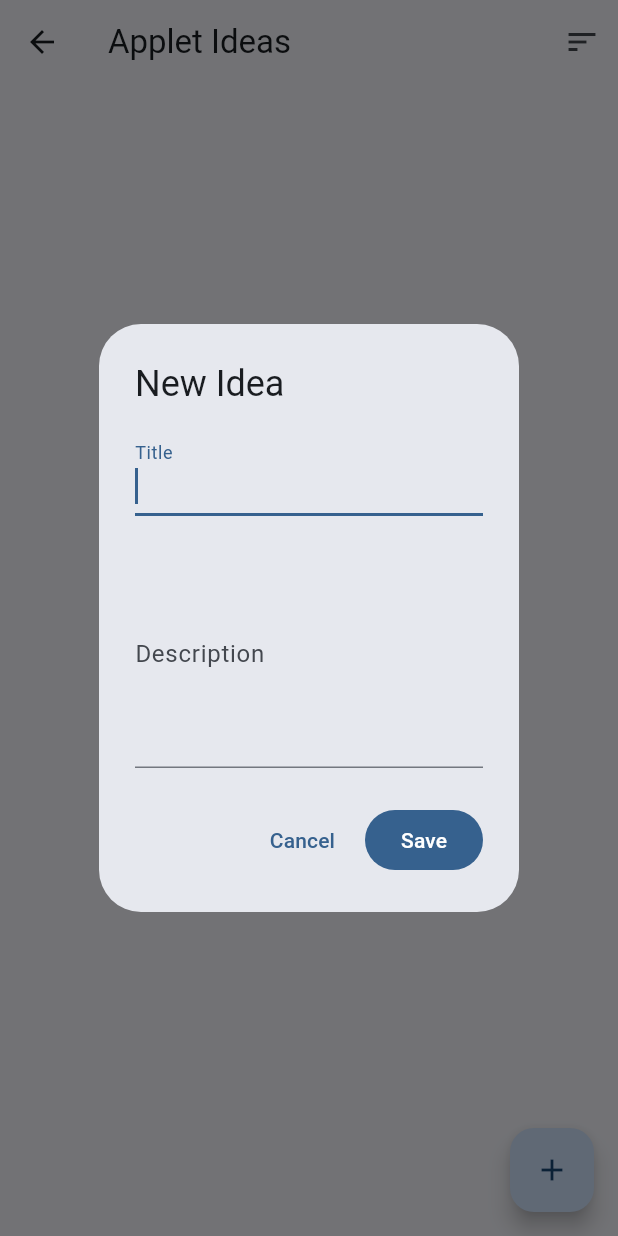
After one commit to wmaethner/wills-generic-app, a Flutter app: the AppletIdeasScreen screen opened directly, after a tap on the "add" icon, on a phone screen of 412 x 824 dp. The commit adds this screen. Run offline on Flutter 3.47's test engine with Material 3 defaults, Android fonts, the phone set to English and light mode, and no system bars; our stand-ins replace sqflite; accounts and stored records are empty.

Commit message:
add idea applet, use generics

```diff
--- /dev/null
+++ b/lib/app/applet_database.dart
@@ -0,0 +1,83 @@
+import 'package:sqflite/sqflite.dart';
+import 'package:path/path.dart';
+
+typedef OnCreateCallback = Future<void> Function(Database db, int version);
+
+abstract class AppletDatabase {
+  AppletDatabase();
+
+  String get dbName;
+  OnCreateCallback get onCreate;
+
+  Database? _database;
+
+  Future<Database> get database async {
+    if (_database != null) return _database!;
+    _database = await _initDB(dbName);
+    return _database!;
+  }
+
+  Future<Database> _initDB(String filePath) async {
+    final dbPath = await getDatabasesPath();
+    final path = join(dbPath, filePath);
+
+    return openDatabase(path, version: 1, onCreate: onCreate);
+  }
+
+  Future<void> init() async {
+    await database;
+  }
+
+  Future<int> insert(String table, Map<String, dynamic> data) async {
+    final db = await database;
+    return db.insert(table, data);
+  }
+
+  Future<List<Map<String, dynamic>>> query(
+    String table, {
+    String? where,
+    List<dynamic>? whereArgs,
+    String? orderBy,
+    int? limit,
+    int? offset,
+  }) async {
+    final db = await database;
+    return db.query(
+      table,
+      where: where,
+      whereArgs: whereArgs,
+      orderBy: orderBy,
+      limit: limit,
+      offset: offset,
+    );
+  }
+
+  Future<int> update(
+    String table,
+    Map<String, dynamic> data, {
+    required String where,
+    List<dynamic>? whereArgs,
+  }) async {
+    final db = await database;
+    return db.update(table, data, where: where, whereArgs: whereArgs);
+  }
+
+  Future<int> delete(
+    String table, {
+    required String where,
+    List<dynamic>? whereArgs,
+  }) async {
+    final db = await database;
+    return db.delete(table, where: where, whereArgs: whereArgs);
+  }
+
+  Future<void> execute(String sql) async {
+    final db = await database;
+    await db.execute(sql);
+  }
+
+  Future<void> close() async {
+    final db = await database;
+    db.close();
+  }
+}
--- a/lib/app/applet_registry.dart
+++ b/lib/app/applet_registry.dart
@@ -1,10 +1,12 @@
 import 'package:wills_generic_app/app/applet.dart';
+import 'package:wills_generic_app/applets/applet_ideas/applet_ideas_applet.dart';
 import 'package:wills_generic_app/applets/competition_tracker/competition_tracker_applet.dart';
 
 class AppletRegistry {
   AppletRegistry._();
 
   static List<Applet> all = [
+    AppletIdeasApplet(),
     CompetitionTrackerApplet(),
   ];
 }
--- /dev/null
+++ b/lib/applets/applet_ideas/applet_ideas_applet.dart
@@ -0,0 +1,12 @@
+import 'package:flutter/material.dart';
+import 'package:wills_generic_app/app/applet.dart';
+import 'package:wills_generic_app/applets/applet_ideas/applet_ideas_screen.dart';
+
+class AppletIdeasApplet extends Applet {
+  AppletIdeasApplet()
+      : super(
+          name: 'Applet Ideas',
+          icon: Icons.lightbulb,
+          builder: (_) => const AppletIdeasScreen(),
+        );
+}
--- /dev/null
+++ b/lib/applets/applet_ideas/applet_ideas_screen.dart
@@ -0,0 +1,174 @@
+import 'package:flutter/material.dart';
+import 'package:wills_generic_app/applets/applet_ideas/database.dart';
+
+class AppletIdeasScreen extends StatefulWidget {
+  const AppletIdeasScreen({super.key});
+
+  @override
+  State<AppletIdeasScreen> createState() => _AppletIdeasScreenState();
+}
+
+class _AppletIdeasScreenState extends State<AppletIdeasScreen> {
+  List<Map<String, dynamic>> _ideas = [];
+  bool _loading = true;
+  String _sortBy = 'created_at DESC';
+
+  @override
+  void initState() {
+    super.initState();
+    _loadIdeas();
+  }
+
+  Future<void> _loadIdeas() async {
+    setState(() => _loading = true);
+    final ideas = await AppletIdeasDB.instance.query('ideas', orderBy: _sortBy);
+    setState(() {
+      _ideas = ideas;
+      _loading = false;
+    });
+  }
+
+  Future<void> _showIdeaDialog({Map<String, dynamic>? existing}) async {
+    final titleController = TextEditingController(text: existing?['title'] ?? '');
+    final descController = TextEditingController(text: existing?['description'] ?? '');
+    final formKey = GlobalKey<FormState>();
+
+    await showDialog(
+      context: context,
+      builder: (context) => AlertDialog(
+        title: Text(existing == null ? 'New Idea' : 'Edit Idea'),
+        content: Form(
+          key: formKey,
+          child: Column(
+            mainAxisSize: MainAxisSize.min,
+            children: [
+              TextFormField(
+                controller: titleController,
+                decoration: const InputDecoration(labelText: 'Title'),
+                validator: (v) => v == null || v.trim().isEmpty ? 'Required' : null,
+                autofocus: true,
+              ),
+              const SizedBox(height: 16),
+              TextFormField(
+                controller: descController,
+                decoration: const InputDecoration(labelText: 'Description'),
+                maxLines: 5,
+              ),
+            ],
+          ),
+        ),
+        actions: [
+          TextButton(
+            onPressed: () => Navigator.pop(context),
+            child: const Text('Cancel'),
+          ),
+          FilledButton(
+            onPressed: () async {
+              if (formKey.currentState!.validate()) {
+                final data = {
+                  'title': titleController.text.trim(),
+                  'description': descController.text.trim(),
+                };
+                if (existing == null) {
+                  data['created_at'] = DateTime.now().toIso8601String();
+                  await AppletIdeasDB.instance.insert('ideas', data);
+                } else {
+                  await AppletIdeasDB.instance.update('ideas', data, where: 'id = ?', whereArgs: [existing['id']]);
+                }
+                if (context.mounted) Navigator.pop(context);
+                await _loadIdeas();
+              }
+            },
+            child: const Text('Save'),
+          ),
+        ],
+      ),
+    );
+  }
+
+  Future<void> _deleteIdea(int id) async {
+    await AppletIdeasDB.instance.delete('ideas', where: 'id = ?', whereArgs: [id]);
+    await _loadIdeas();
+  }
+
+  @override
+  Widget build(BuildContext context) {
+    return Scaffold(
+      appBar: AppBar(
+        title: const Text('Applet Ideas'),
+        actions: [
+          PopupMenuButton<String>(
+            icon: const Icon(Icons.sort),
+            tooltip: 'Sort',
+            onSelected: (value) {
+              setState(() => _sortBy = value);
+              _loadIdeas();
+            },
+            itemBuilder: (_) => [
+              const PopupMenuItem(value: 'created_at DESC', child: Text('Newest First')),
+              const PopupMenuItem(value: 'created_at ASC', child: Text('Oldest First')),
+              const PopupMenuItem(value: 'title ASC', child: Text('Title A-Z')),
+              const PopupMenuItem(value: 'title DESC', child: Text('Title Z-A')),
+            ],
+          ),
+        ],
+      ),
+      body: _loading
+          ? const Center(child: CircularProgressIndicator())
+          : _ideas.isEmpty
+              ? const Center(child: Text('No ideas yet. Tap + to add one!'))
+              : ListView.builder(
+                  itemCount: _ideas.length,
+                  itemBuilder: (context, index) {
+                    final idea = _ideas[index];
+                    return Dismissible(
+                      key: ValueKey(idea['id']),
+                      background: Container(
+                        color: Colors.red,
+                        alignment: Alignment.centerRight,
+                        padding: const EdgeInsets.only(right: 20),
+                        child: const Icon(Icons.delete, color: Colors.white),
+                      ),
+                      direction: DismissDirection.endToStart,
+                      confirmDismiss: (_) async =>
+                          await showDialog(
+                            context: context,
+                            builder: (_) => AlertDialog(
+                              title: const Text('Delete Idea?'),
+                              actions: [
+                                TextButton(
+                                  onPressed: () => Navigator.pop(context, false),
+                                  child: const Text('Cancel'),
+                                ),
+                                FilledButton(
+                                  onPressed: () => Navigator.pop(context, true),
+                                  child: const Text('Delete'),
+                                ),
+                              ],
+                            ),
+                          ),
+                      onDismissed: (_) => _deleteIdea(idea['id'] as int),
+                      child: Card(
+                        margin: const EdgeInsets.symmetric(horizontal: 12, vertical: 4),
+                        child: ListTile(
+                          title: Text(idea['title'] as String),
+                          subtitle: (idea['description'] as String).isNotEmpty
+                              ? Text(
+                                  idea['description'] as String,
+                                  maxLines: 2,
+                                  overflow: TextOverflow.ellipsis,
+                                )
+                              : null,
+                          onTap: () => _showIdeaDialog(existing: idea),
+                        ),
+                      ),
+                    );
+                  },
+                ),
+      floatingActionButton: FloatingActionButton(
+        onPressed: _showIdeaDialog,
+        child: const Icon(Icons.add),
+      ),
+    );
+  }
+}
--- /dev/null
+++ b/lib/applets/applet_ideas/database.dart
@@ -0,0 +1,25 @@
+import 'package:sqflite/sqflite.dart';
+import 'package:wills_generic_app/app/applet_database.dart';
+
+class AppletIdeasDB extends AppletDatabase {
+  static final AppletIdeasDB instance = AppletIdeasDB._init();
+
+  AppletIdeasDB._init() : super();
+
+  @override
+  String get dbName => 'applet_ideas.db';
+
+  @override
+  OnCreateCallback get onCreate => _createDB;
+
+  Future<void> _createDB(Database db, int version) async {
+    await db.execute('''
+      CREATE TABLE ideas (
+        id INTEGER PRIMARY KEY AUTOINCREMENT,
+        title TEXT NOT NULL,
+        description TEXT NOT NULL DEFAULT '',
+        created_at TEXT NOT NULL
+      )
+    ''');
+  }
+}
--- a/pubspec.yaml
+++ b/pubspec.yaml
@@ -16,7 +16,7 @@ publish_to: 'none' # Remove this line if you wish to publish to pub.dev
 # https://developer.apple.com/library/archive/documentation/General/Reference/InfoPlistKeyReference/Articles/CoreFoundationKeys.html
 # In Windows, build-name is used as the major, minor, and patch parts
 # of the product and file versions while build-number is used as the build suffix.
-version: 1.0.0+1
+version: 1.0.1+2
 
 environment:
   sdk: ^3.10.7
```
Also changed, not shown: lib/app/applet_repository.dart (added, +56 -0 lines), lib/applets/competition_tracker/database.dart (+7 -68 lines), lib/applets/competition_tracker/repositories/match_repository.dart (+27 -18 lines), lib/applets/competition_tracker/repositories/player_repository.dart (+25 -21 lines), lib/applets/competition_tracker/repositories/tournament_repository.dart (+23 -33 lines), 1 other file.
